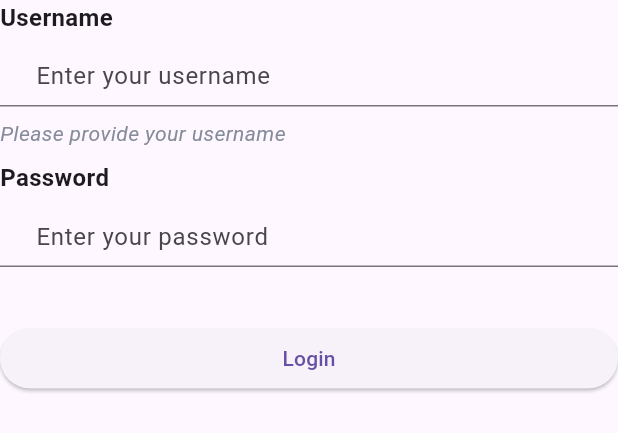
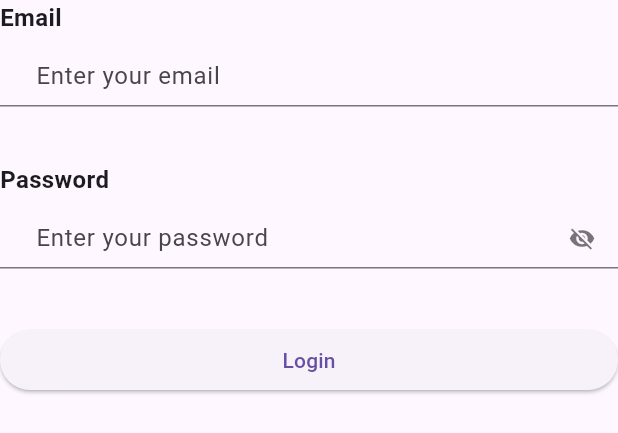
Before and after one commit to saasfork/flutter-ui, a Flutter app: the SFLoginForm widget shown alone on an empty page, opened directly, on a phone screen of 412 x 824 dp. Shown: the top 433 px of the screen. Run offline on Flutter 3.47's test engine with Material 3 defaults, Android fonts, the phone set to English and light mode, and no system bars; missing offline and left inert: widgetbook, widgetbook_annotation.

Commit message:
feat(dev) Ajout d'un champ de mot de passe et mise à jour du formulaire de connexion

```diff
--- a/packages/saasfork_design_system/lib/atoms/atoms.dart
+++ b/packages/saasfork_design_system/lib/atoms/atoms.dart
@@ -11,3 +11,4 @@ export './buttons/secondary_button.dart';
 
 // Inputs - Différents types d'inputs disponibles
 export './inputs/text_field.dart';
+export './inputs/password_field.dart';
--- a/packages/saasfork_design_system/lib/atoms/buttons/icon_button.dart
+++ b/packages/saasfork_design_system/lib/atoms/buttons/icon_button.dart
@@ -35,7 +35,7 @@ class SFIconButton extends StatelessWidget {
     final iconWidget = Icon(
       icon,
       color: iconColor ?? Colors.white,
-      size: _getIconSize(),
+      size: AppSizes.getIconSize(size),
     );
 
     if (label == null) {
@@ -110,19 +110,4 @@ class SFIconButton extends StatelessWidget {
         return const Size(48, 48);
     }
   }
-
-  double _getIconSize() {
-    switch (size) {
-      case ComponentSize.xs:
-        return 12.0;
-      case ComponentSize.sm:
-        return 16.0;
-      case ComponentSize.md:
-        return 18.0;
-      case ComponentSize.lg:
-        return 20.0;
-      case ComponentSize.xl:
-        return 22.0;
-    }
-  }
 }
--- /dev/null
+++ b/packages/saasfork_design_system/lib/atoms/inputs/password_field.dart
@@ -0,0 +1,71 @@
+import 'package:flutter/material.dart';
+import 'package:saasfork_design_system/saasfork_design_system.dart';
+
+class SFPasswordField extends StatefulWidget {
+  final String placeholder;
+  final bool? isInError;
+  final ComponentSize size;
+
+  const SFPasswordField({
+    required this.placeholder,
+    this.isInError = false,
+    this.size = ComponentSize.md,
+    super.key,
+  });
+
+  @override
+  State<SFPasswordField> createState() => _SFPasswordFieldState();
+}
+
+class _SFPasswordFieldState extends State<SFPasswordField> {
+  bool _obscureText = true;
+
+  @override
+  Widget build(BuildContext context) {
+    final theme = Theme.of(context);
+    final inputTheme = theme.inputDecorationTheme;
+    final inputPadding = AppSizes.getInputPadding(widget.size);
+
+    final TextStyle? errorHintStyle = inputTheme.hintStyle?.copyWith(
+      color:
+          inputTheme.errorBorder is OutlineInputBorder
+              ? (inputTheme.errorBorder as OutlineInputBorder).borderSide.color
+              : AppColors.red.s300,
+    );
+
+    return TextField(
+      obscureText: _obscureText,
+      style: AppTypography.getScaledStyle(AppTypography.bodyLarge, widget.size),
+      decoration: InputDecoration(
+        hintText: widget.placeholder,
+        hintStyle:
+            widget.isInError == true
+                ? errorHintStyle
+                : AppTypography.getScaledStyle(
+                  AppTypography.bodyLarge,
+                  widget.size,
+                ).copyWith(color: inputTheme.hintStyle?.color),
+        contentPadding: inputPadding,
+        constraints: AppSizes.getInputConstraints(widget.size),
+        enabledBorder:
+            widget.isInError == true
+                ? theme.inputDecorationTheme.errorBorder
+                : theme.inputDecorationTheme.enabledBorder,
+        focusedBorder:
+            widget.isInError == true
+                ? theme.inputDecorationTheme.focusedErrorBorder
+                : theme.inputDecorationTheme.focusedBorder,
+        suffixIcon: IconButton(
+          icon: Icon(
+            _obscureText ? Icons.visibility_off : Icons.visibility,
+            color: theme.colorScheme.onSurface.withValues(alpha: 0.6),
+            size: AppSizes.getIconSize(widget.size),
+          ),
+          onPressed: () {
+            setState(() => _obscureText = !_obscureText);
+          },
+        ),
+      ),
+    );
+  }
+}
--- a/packages/saasfork_design_system/lib/foundations/sizes.dart
+++ b/packages/saasfork_design_system/lib/foundations/sizes.dart
@@ -85,4 +85,20 @@ class AppSizes {
         return BoxConstraints.tightFor(height: padding.vertical * 2 - 14);
     }
   }
+
+  /// Retourne la taille de l'icône selon la taille du composant
+  static double getIconSize(ComponentSize size) {
+    switch (size) {
+      case ComponentSize.xs:
+        return 12.0;
+      case ComponentSize.sm:
+        return 16.0;
+      case ComponentSize.md:
+        return 18.0;
+      case ComponentSize.lg:
+        return 20.0;
+      case ComponentSize.xl:
+        return 22.0;
+    }
+  }
 }
--- a/packages/saasfork_design_system/lib/organisms/forms/login_form.dart
+++ b/packages/saasfork_design_system/lib/organisms/forms/login_form.dart
@@ -19,13 +19,15 @@ class SFLoginForm extends StatelessWidget {
       spacing: spacing,
       children: [
         SFFormfield(
-          label: 'Username',
-          input: SFTextField(placeholder: 'Enter your username', size: size),
-          hintMessage: 'Please provide your username',
+          label: 'Email',
+          input: SFTextField(placeholder: 'Enter your email', size: size),
         ),
         SFFormfield(
           label: 'Password',
-          input: SFTextField(placeholder: 'Enter your password', size: size),
+          input: SFPasswordField(
+            placeholder: 'Enter your password',
+            size: size,
+          ),
         ),
         SFMainButton(
           label: 'Login',
```
